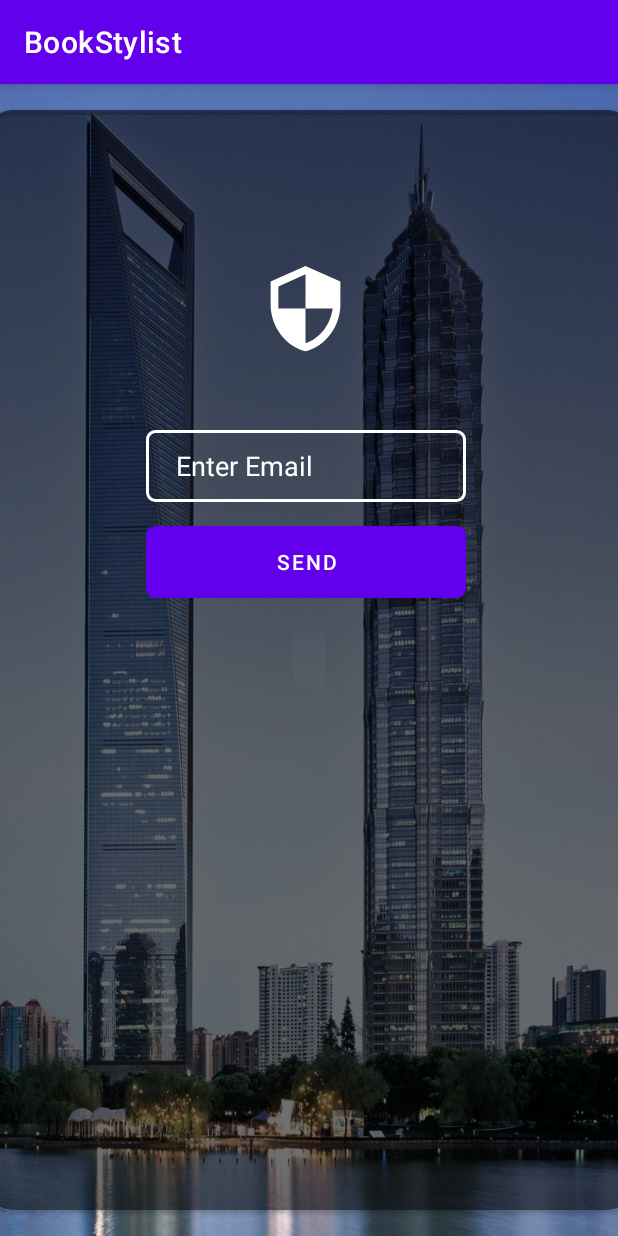
After one commit to 5T1STeam/BookStylist, an Android app: the ForgotPasswordActivity screen opened directly, with no data from a screen before it, on a phone screen of 412 x 824 dp. The commit adds this screen. Run offline under Robolectric (Android 15) with nearby library versions, the phone set to English and light mode, and no system bars; our stand-ins replace Firebase (no records; nobody signed in at launch, a user with empty details on screens opened directly); Roboto replaces fonts that are not available here.

Commit message:
Done forgot, need done profile, navbar,

```diff
--- a/app/src/main/AndroidManifest.xml
+++ b/app/src/main/AndroidManifest.xml
@@ -10,13 +10,17 @@
         android:supportsRtl="true"
         android:theme="@style/Theme.BookStylist">
         <activity
+            android:name=".ForgotPasswordActivity"
+            android:exported="false" />
+        <activity
             android:name=".HomeActivity"
             android:exported="false" />
         <activity
             android:name=".RegisterActivity"
             android:exported="false" />
-        <activity android:name=".SearchActivity"
-            android:exported="true"/>
+        <activity
+            android:name=".SearchActivity"
+            android:exported="true" />
         <activity
             android:name=".MainActivity"
             android:exported="true">
--- /dev/null
+++ b/app/src/main/java/com/app/bookstylist/ForgotPasswordActivity.java
@@ -0,0 +1,52 @@
+package com.app.bookstylist;
+
+import androidx.annotation.NonNull;
+import androidx.appcompat.app.AppCompatActivity;
+
+import android.os.Bundle;
+import android.view.View;
+import android.widget.Button;
+import android.widget.EditText;
+import android.widget.Toast;
+
+import com.google.android.gms.tasks.OnCompleteListener;
+import com.google.android.gms.tasks.Task;
+import com.google.firebase.auth.FirebaseAuth;
+
+public class ForgotPasswordActivity extends AppCompatActivity {
+    EditText inputEmail;
+    Button btnReset;
+    FirebaseAuth mAuth;
+    @Override
+    protected void onCreate(Bundle savedInstanceState) {
+        super.onCreate(savedInstanceState);
+        setContentView(R.layout.activity_forgot_password);
+
+        inputEmail = findViewById(R.id.inputPasswordReset);
+        btnReset = findViewById(R.id.btnReset);
+        mAuth =FirebaseAuth.getInstance();
+
+        btnReset.setOnClickListener(new View.OnClickListener() {
+            @Override
+            public void onClick(View view) {
+                String email= inputEmail.getText().toString();
+                if(email.isEmpty()){
+                    Toast.makeText(ForgotPasswordActivity.this, "Please enter your Email", Toast.LENGTH_SHORT).show();
+                }
+                else{
+                    mAuth.sendPasswordResetEmail(email).addOnCompleteListener(new OnCompleteListener<Void>() {
+                        @Override
+                        public void onComplete(@NonNull Task<Void> task) {
+                            if(task.isSuccessful()){
+                                Toast.makeText(ForgotPasswordActivity.this, "Please check your Email", Toast.LENGTH_SHORT).show();
+                            }
+                            else{
+                                Toast.makeText(ForgotPasswordActivity.this, "Email not send!", Toast.LENGTH_SHORT).show();
+                            }
+                        }
+                    });
+                }
+            }
+        });
+    }
+}
--- a/app/src/main/java/com/app/bookstylist/MainActivity.java
+++ b/app/src/main/java/com/app/bookstylist/MainActivity.java
@@ -28,6 +28,7 @@ public class MainActivity extends AppCompatActivity {
     Button btnLogin;
     String emailPattern = "[a-zA-Z0-9._-]+@[a-z]+\\.+[a-z]+";
     ProgressDialog progressDialog;
+    TextView forgotPassword;
 
     FirebaseAuth mAuth;
     FirebaseUser mUser;
@@ -44,6 +45,8 @@ public class MainActivity extends AppCompatActivity {
         inputPassword = findViewById(R.id.inputPassword);
 
         btnLogin = findViewById(R.id.btnLogin);
+
+        forgotPassword = findViewById(R.id.forgotPassword);
 
         progressDialog = new ProgressDialog(this);
 
@@ -62,6 +65,13 @@ public class MainActivity extends AppCompatActivity {
             @Override
             public void onClick(View view) {
                 perfomLogin();
+            }
+        });
+
+        forgotPassword.setOnClickListener(new View.OnClickListener() {
+            @Override
+            public void onClick(View view) {
+                startActivity(new Intent(MainActivity.this,ForgotPasswordActivity.class));
             }
         });
     }
--- /dev/null
+++ b/app/src/main/res/drawable/input_password_reset.xml
@@ -0,0 +1,9 @@
+<?xml version="1.0" encoding="utf-8"?>
+<selector xmlns:android="http://schemas.android.com/apk/res/android">
+<item>
+    <shape>
+        <corners android:radius="45dp"/>
+        <stroke android:width="2dp" android:color="@color/browser_actions_bg_grey"/>
+    </shape>
+</item>
+</selector>
--- /dev/null
+++ b/app/src/main/res/layout/activity_forgot_password.xml
@@ -0,0 +1,73 @@
+<?xml version="1.0" encoding="utf-8"?>
+<androidx.constraintlayout.widget.ConstraintLayout xmlns:android="http://schemas.android.com/apk/res/android"
+    xmlns:app="http://schemas.android.com/apk/res-auto"
+    xmlns:tools="http://schemas.android.com/tools"
+    android:layout_width="match_parent"
+    android:layout_height="match_parent"
+    android:background="@drawable/bg"
+    tools:context=".ForgotPasswordActivity">
+
+    <androidx.cardview.widget.CardView
+        android:id="@+id/cardView"
+        android:layout_width="428dp"
+        android:layout_height="733dp"
+        android:layout_margin="50dp"
+        android:layout_marginStart="49dp"
+        android:layout_marginTop="49dp"
+        android:layout_marginEnd="49dp"
+        android:layout_marginBottom="49dp"
+        app:cardBackgroundColor="#8F000000"
+        app:cardCornerRadius="15dp"
+        app:layout_constraintBottom_toBottomOf="parent"
+        app:layout_constraintEnd_toEndOf="parent"
+        app:layout_constraintStart_toStartOf="parent"
+        app:layout_constraintTop_toTopOf="parent">
+
+        <androidx.constraintlayout.widget.ConstraintLayout
+            android:layout_width="422dp"
+            android:layout_height="match_parent">
+
+            <ImageView
+                android:id="@+id/imageView"
+                android:layout_width="62dp"
+                android:layout_height="114dp"
+                app:layout_constraintBottom_toBottomOf="parent"
+                app:layout_constraintEnd_toEndOf="parent"
+                app:layout_constraintStart_toStartOf="parent"
+                app:layout_constraintTop_toTopOf="parent"
+                app:layout_constraintVertical_bias="0.122"
+                app:srcCompat="@drawable/ic_baseline_security_24" />
+
+            <EditText
+                android:id="@+id/inputPasswordReset"
+                android:layout_width="wrap_content"
+                android:layout_height="wrap_content"
+                android:layout_marginTop="24dp"
+                android:background="@drawable/input_bg"
+                android:ems="10"
+                android:hint="Enter Email"
+                android:textColorHint="@color/white"
+                android:textColor="@color/white"
+                android:inputType="textPersonName"
+                android:minHeight="48dp"
+                android:padding="10dp"
+                android:paddingStart="20dp"
+                app:layout_constraintEnd_toEndOf="parent"
+                app:layout_constraintStart_toStartOf="parent"
+                app:layout_constraintTop_toBottomOf="@+id/imageView" />
+
+            <Button
+                android:id="@+id/btnReset"
+                android:layout_width="0dp"
+                android:layout_height="wrap_content"
+                android:layout_marginTop="16dp"
+                android:background="@drawable/input_bg"
+                android:text="Send"
+                app:layout_constraintEnd_toEndOf="@+id/inputPasswordReset"
+                app:layout_constraintStart_toStartOf="@+id/inputPasswordReset"
+                app:layout_constraintTop_toBottomOf="@+id/inputPasswordReset" />
+        </androidx.constraintlayout.widget.ConstraintLayout>
+    </androidx.cardview.widget.CardView>
+
+
+</androidx.constraintlayout.widget.ConstraintLayout>
```
